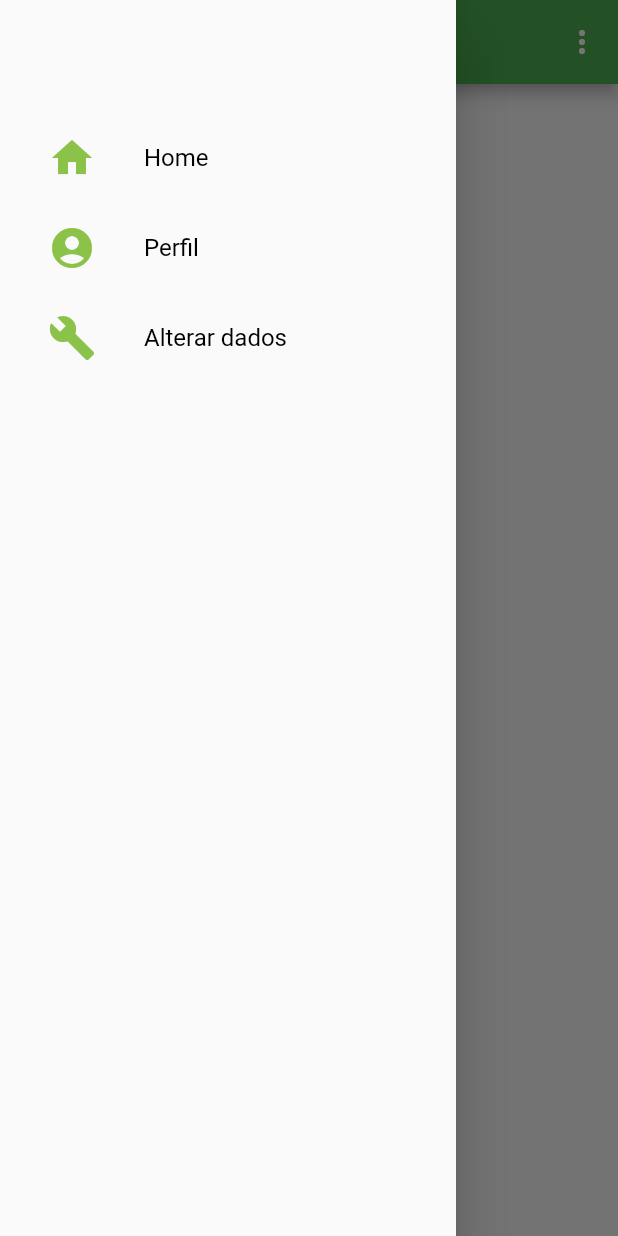
After one commit to FelypeInvictus/FlutterPlaground, a Flutter app: the ProfileUser screen opened directly, with the side drawer open, on a phone screen of 412 x 824 dp. The commit adds this screen. Run offline on Flutter 3.47's test engine with Material 2 defaults, Android fonts, the phone set to English and light mode, and no system bars; our stand-ins replace datetime_picker_formfield.

Commit message:
Adicionado Drawer

```diff
--- a/lib/screens/components/buttons.dart
+++ b/lib/screens/components/buttons.dart
@@ -1,4 +1,5 @@
 import 'package:app/screens/bottom_model_sheet.dart';
+import 'package:app/screens/drawer.dart';
 import 'package:app/screens/home_tab.dart';
 import 'package:app/screens/learning_stack.dart';
 import 'package:app/screens/container_hide.dart';
@@ -86,6 +87,18 @@ class buttons extends StatelessWidget {
           }),
           child: Text('NÚMERO DA SORTE'),
         ),
+        space(),
+        ElevatedButton(
+          onPressed: (() {
+            Navigator.push(
+              context,
+              MaterialPageRoute(builder: (context) {
+                return const ProfileUser();
+              }),
+            );
+          }),
+          child: Text('DRAWER'),
+        ),
       ]),
     );
   }
--- /dev/null
+++ b/lib/screens/drawer.dart
@@ -0,0 +1,80 @@
+import 'package:flutter/material.dart';
+
+enum OPCOES { CONFIGURACOES, SAIR }
+
+class ProfileUser extends StatefulWidget {
+  const ProfileUser({super.key});
+
+  @override
+  State<ProfileUser> createState() => _ProfileUserState();
+}
+
+class _ProfileUserState extends State<ProfileUser> {
+  @override
+  Widget build(BuildContext context) {
+    return Scaffold(
+      appBar: AppBar(
+        title: Text('Perfil'),
+        centerTitle: true,
+        actions: <Widget>[
+          PopupMenuWidget(),
+        ],
+      ),
+      drawer: DrawerWidget(),
+    );
+  }
+}
+
+class PopupMenuWidget extends StatelessWidget {
+  @override
+  Widget build(BuildContext context) {
+    return PopupMenuButton<OPCOES>(
+      icon: Icon(Icons.more_vert),
+      onSelected: null,
+      itemBuilder: (context) => <PopupMenuEntry<OPCOES>>[
+        PopupMenuItem(child: Text('Opções')),
+        PopupMenuItem(value: OPCOES.SAIR, child: Text('Sair')),
+      ],
+    );
+  }
+}
+
+class DrawerWidget extends StatelessWidget {
+  const DrawerWidget({super.key});
+
+  @override
+  Widget build(BuildContext context) {
+    return Drawer(
+      child: ListView(
+        padding: EdgeInsets.only(top: 75),
+        children: [
+          DrawerTile(icon: Icons.home, txt: 'Home'),
+          DrawerTile(icon: Icons.account_circle, txt: 'Perfil'),
+          DrawerTile(icon: Icons.build, txt: 'Alterar dados'),
+        ],
+      ),
+    );
+  }
+}
+
+DrawerTile({
+  required IconData icon,
+  required String txt,
+}) =>
+    Container(
+      padding: EdgeInsets.only(left: 32),
+      height: 60,
+      child: Row(
+        children: [
+          Icon(icon, size: 32, color: Colors.lightGreen),
+          SizedBox(width: 32),
+          Text(
+            txt,
+            style: TextStyle(
+              fontSize: 16,
+              color: Colors.black,
+            ),
+          )
+        ],
+      ),
+    );
```
